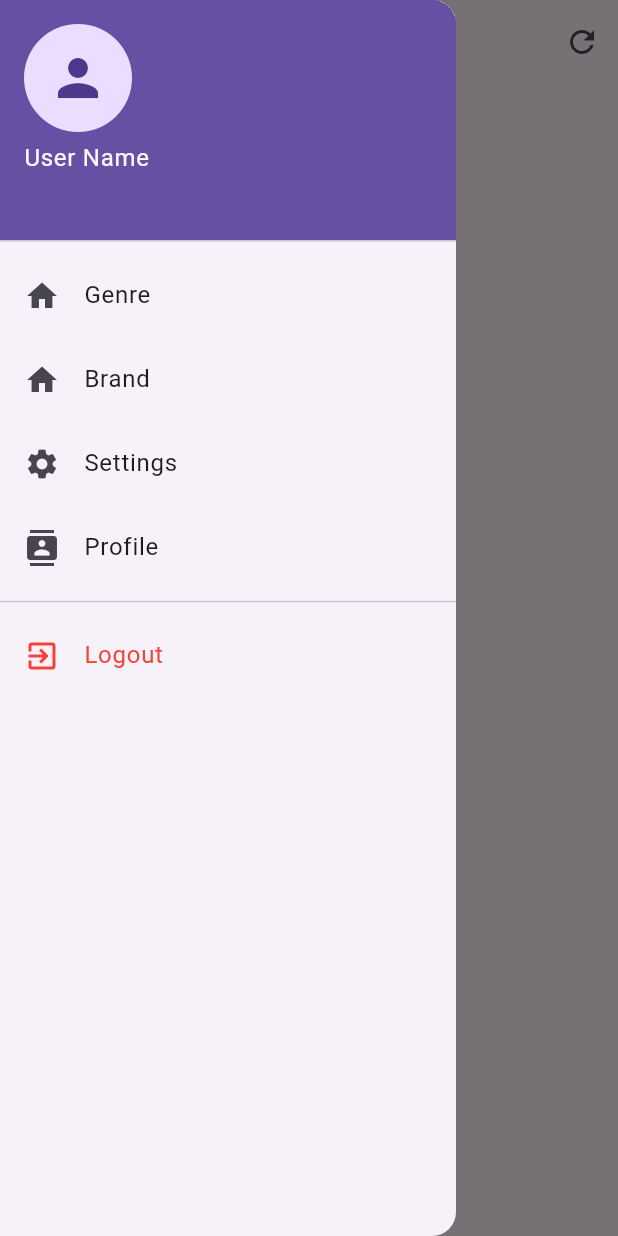
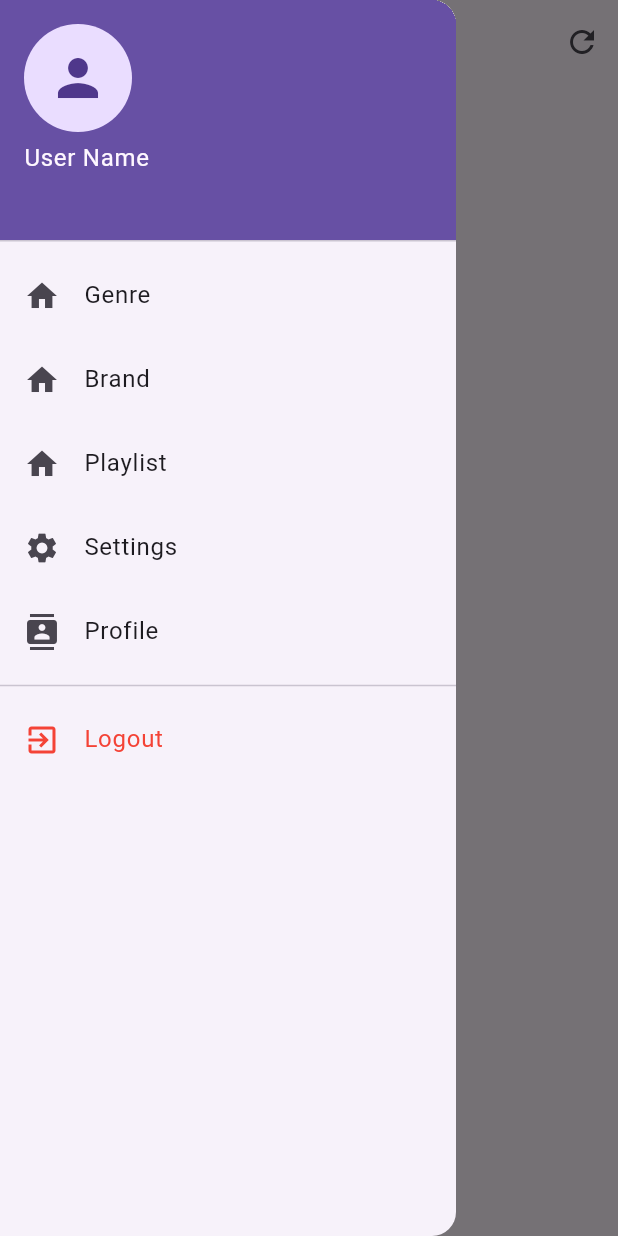
Before and after one commit to vprabhu1771/flutter_supabase_independent_music_streaming, a Flutter app: the BrandScreen screen opened directly, with the side drawer open, on a phone screen of 412 x 824 dp. Run offline on Flutter 3.47's test engine with Material 3 defaults, Android fonts, the phone set to English and light mode, and no system bars; our stand-ins replace audioplayers, flutter_dotenv, flutter_secure_storage, fluttertoast, supabase_flutter; accounts and stored records are empty.

Commit message:
CustomDrawer Playlist navigation added

```diff
--- a/lib/widgets/CustomDrawer.dart
+++ b/lib/widgets/CustomDrawer.dart
@@ -7,6 +7,7 @@ import 'package:flutter_secure_storage/flutter_secure_storage.dart';
 
 
 import '../screens/HomeScreen.dart';
+import '../screens/PlaylistScreen.dart';
 import '../screens/auth/LoginScreen.dart';
 import '../screens/auth/ProfileScreen.dart';
 import '../screens/auth/RegisterScreen.dart';
@@ -76,6 +77,19 @@ class CustomDrawer extends StatelessWidget {
               },
             ),
             ListTile(
+              leading: Icon(Icons.home),
+              title: Text('Playlist'),
+              onTap: () {
+                Navigator.pop(context);
+                Navigator.push(
+                  parentContext,
+                  MaterialPageRoute(
+                    builder: (context) => PlaylistScreen(title: 'Playlist'),
+                  ),
+                );
+              },
+            ),
+            ListTile(
               leading: Icon(Icons.settings),
               title: Text('Settings'),
               onTap: () {
```
